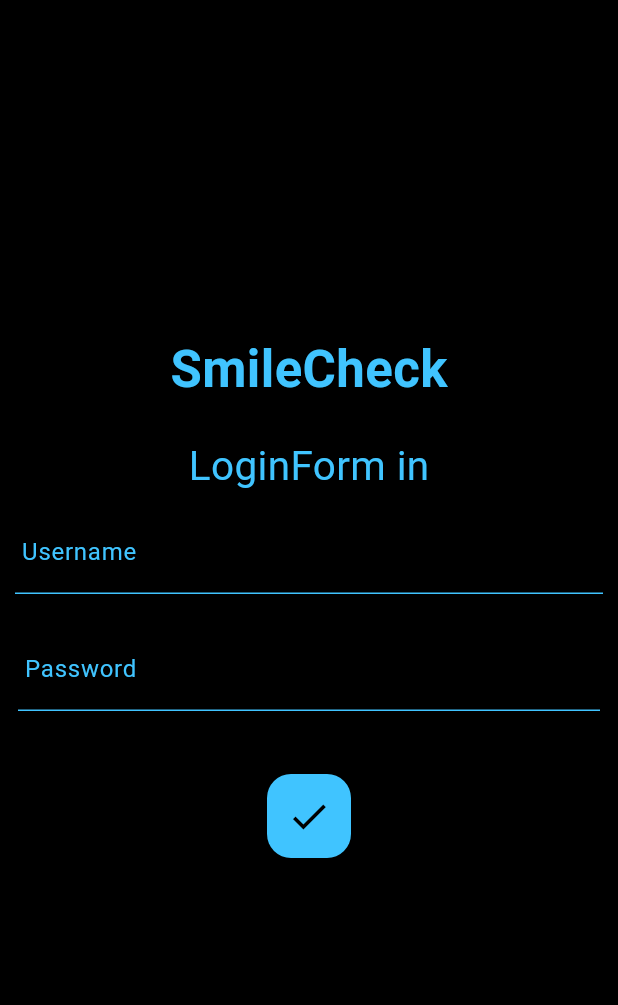
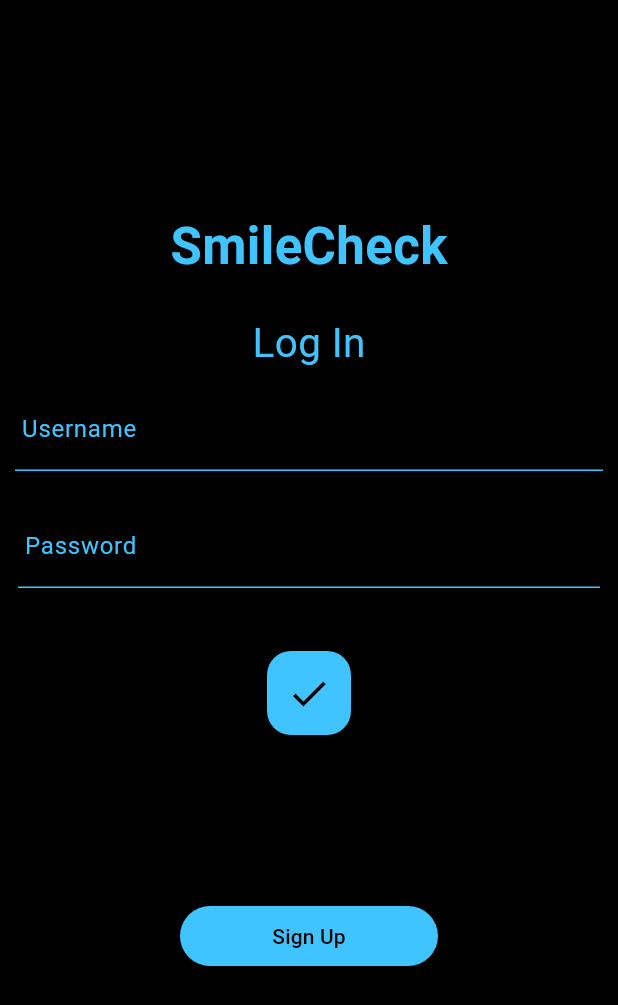
Before and after one commit to MikeStefas/flutter_x, a Flutter app: the screen it shows after launch, on a phone screen of 412 x 824 dp. Shown: the top 1005 px of the screen. Run offline on Flutter 3.47's test engine with Material 3 defaults, Android fonts, the phone set to English and light mode, and no system bars; our stand-ins replace image_picker, video_player; missing offline and left inert: dartssh2.

```diff
--- a/lib/main.dart
+++ b/lib/main.dart
@@ -4,6 +4,7 @@ import 'package:myapp/pages/login.dart';
 import 'package:myapp/pages/infopage.dart';
 import 'package:myapp/pages/startpage.dart';
 import 'package:myapp/pages/historypage.dart';
+import 'package:myapp/pages/signuppage.dart';
 
 void main() {
   // Ensure that plugin services are initialized
@@ -27,6 +28,7 @@ class MyApp extends StatelessWidget {
         '/infopage': (context) => const InfoPage(),
         '/startpage': (context) => StartPage(),
         '/historypage': (context) => const HistoryPage(),
+        '/signup': (context) => const SignUp(),
       },
     );
   }
--- a/lib/pages/login.dart
+++ b/lib/pages/login.dart
@@ -9,11 +9,105 @@ class LoginPage extends StatelessWidget {
   Widget build(BuildContext context) {
     return Scaffold(
       backgroundColor: Colors.black,
-      body: Column(
-        mainAxisAlignment: MainAxisAlignment.center,
-        crossAxisAlignment: CrossAxisAlignment.center,
-        children: [const LoginText(), const LoginForm()],
+      body: ListView(
+        children: [
+          const Gap(),
+          const LoginText(),
+          const LoginForm(),
+          const SignUpButton(),
+        ],
       ),
     );
   }
 }
+
+class Gap extends StatelessWidget {
+  const Gap({super.key});
+
+  @override
+  Widget build(BuildContext context) {
+    return const Padding(padding: EdgeInsets.symmetric(vertical: 70));
+  }
+}
+
+// LoginPage form
+class LoginForm extends StatefulWidget {
+  const LoginForm({super.key});
+
+  @override
+  State<LoginForm> createState() => _LoginFormState();
+}
+
+class _LoginFormState extends State<LoginForm> {
+  final TextEditingController usernameController = TextEditingController();
+  final TextEditingController passwordController = TextEditingController();
+
+  void greet() {
+    String username = usernameController.text;
+    String password = passwordController.text;
+    if (username.isEmpty || password.isEmpty) {
+      ScaffoldMessenger.of(context).showSnackBar(
+        const SnackBar(
+          content: Text(
+            'Enter username and password!',
+            style: TextStyle(
+              color: Colors.black,
+              decoration: TextDecoration.underline,
+            ),
+          ),
+          backgroundColor: Colors.lightBlueAccent,
+        ),
+      );
+      return;
+    } else {
+      Navigator.pushNamed(context, '/homepage');
+    }
+  }
+
+  @override
+  Widget build(BuildContext context) {
+    return Column(
+      mainAxisAlignment: MainAxisAlignment.center,
+      crossAxisAlignment: CrossAxisAlignment.center,
+      children: [
+        Padding(
+          padding: const EdgeInsets.all(10.0),
+          child: UsernameField(usernameController: usernameController),
+        ),
+        Padding(
+          padding: const EdgeInsets.all(12.0),
+          child: PasswordField(passwordController: passwordController),
+        ),
+        Padding(
+          padding: const EdgeInsets.all(30.0),
+          child: FloatingActionButton(
+            onPressed: greet,
+            backgroundColor: Colors.lightBlueAccent,
+            child: const Icon(Icons.check, color: Colors.black, size: 30),
+          ),
+        ),
+      ],
+    );
+  }
+}
+
+class SignUpButton extends StatelessWidget {
+  const SignUpButton({super.key});
+
+  @override
+  Widget build(BuildContext context) {
+    return Padding(
+      padding: const EdgeInsets.fromLTRB(120, 80, 120, 0),
+      child: ElevatedButton(
+        style: ElevatedButton.styleFrom(
+          backgroundColor: Colors.lightBlueAccent,
+          foregroundColor: Colors.black,
+        ),
+        onPressed: () {
+          Navigator.pushNamed(context, '/signup');
+        },
+        child: const Text('Sign Up'),
+      ),
+    );
+  }
+}
--- a/lib/pages/prebuiltwidgets.dart
+++ b/lib/pages/prebuiltwidgets.dart
@@ -27,7 +27,7 @@ class LoginText extends StatelessWidget {
           ),
           SizedBox(height: 20),
           Text(
-            'LoginForm in',
+            'Log In',
             style: TextStyle(fontSize: 27, color: Colors.lightBlueAccent),
           ),
         ],
@@ -36,63 +36,14 @@ class LoginText extends StatelessWidget {
   }
 }
 
-// LoginPage form
-class LoginForm extends StatefulWidget {
-  const LoginForm({super.key});
+class PasswordField extends StatelessWidget {
+  const PasswordField({super.key, required this.passwordController});
 
-  @override
-  State<LoginForm> createState() => _LoginFormState();
-}
-
-class _LoginFormState extends State<LoginForm> {
-  final TextEditingController usernameController = TextEditingController();
-  final TextEditingController passwordController = TextEditingController();
-
-  void greet() {
-    String username = usernameController.text;
-    String password = passwordController.text;
-    if (username.isEmpty || password.isEmpty) {
-      ScaffoldMessenger.of(context).showSnackBar(
-        const SnackBar(
-          content: Text(
-            'Enter username and password!',
-            style: TextStyle(
-              color: Colors.black,
-              decoration: TextDecoration.underline,
-            ),
-          ),
-          backgroundColor: Colors.lightBlueAccent,
-        ),
-      );
-      return;
-    } else {
-      Navigator.pushNamed(context, '/homepage');
-    }
-  }
+  final TextEditingController passwordController;
 
   @override
   Widget build(BuildContext context) {
-    return Column(
-      mainAxisAlignment: MainAxisAlignment.center,
-      crossAxisAlignment: CrossAxisAlignment.center,
-      children: [
-        Padding(
-          padding: const EdgeInsets.all(10.0),
-          child: TextField(
-            controller: usernameController,
-            decoration: const InputDecoration(
-              labelText: ' Username',
-              labelStyle: TextStyle(color: Colors.lightBlueAccent),
-              enabledBorder: UnderlineInputBorder(
-                borderSide: BorderSide(color: Colors.lightBlueAccent),
-              ),
-            ),
-            style: const TextStyle(color: Colors.white),
-          ),
-        ),
-        Padding(
-          padding: const EdgeInsets.all(12.0),
-          child: TextField(
+    return TextField(
       controller: passwordController,
       decoration: const InputDecoration(
         labelText: ' Password',
@@ -103,25 +54,31 @@ class _LoginFormState extends State<LoginForm> {
       ),
       style: const TextStyle(color: Colors.white),
       obscureText: true,
-            onEditingComplete: () {
-              FocusScope.of(context).unfocus();
-              setState(() {});
-            },
-          ),
-        ),
-        Padding(
-          padding: const EdgeInsets.all(30.0),
-          child: FloatingActionButton(
-            onPressed: greet,
-            backgroundColor: Colors.lightBlueAccent,
-            child: const Icon(Icons.check, color: Colors.black, size: 30),
-          ),
-        ),
-      ],
+      obscuringCharacter: '*',
     );
   }
 }
 
+class UsernameField extends StatelessWidget {
+  const UsernameField({super.key, required this.usernameController});
+
+  final TextEditingController usernameController;
+
+  @override
+  Widget build(BuildContext context) {
+    return TextField(
+      controller: usernameController,
+      decoration: const InputDecoration(
+        labelText: ' Username',
+        labelStyle: TextStyle(color: Colors.lightBlueAccent),
+        enabledBorder: UnderlineInputBorder(
+          borderSide: BorderSide(color: Colors.lightBlueAccent),
+        ),
+      ),
+      style: const TextStyle(color: Colors.white),
+    );
+  }
+}
 /*
   This section contains prebuilt widgets used throughout the app
   (Appbars, Buttons, BottomNavigationBar, etc.)
```
Also changed, not shown: lib/pages/signuppage.dart (added, +106 -0 lines). Lines whose indentation alone changed are shown as unchanged.
